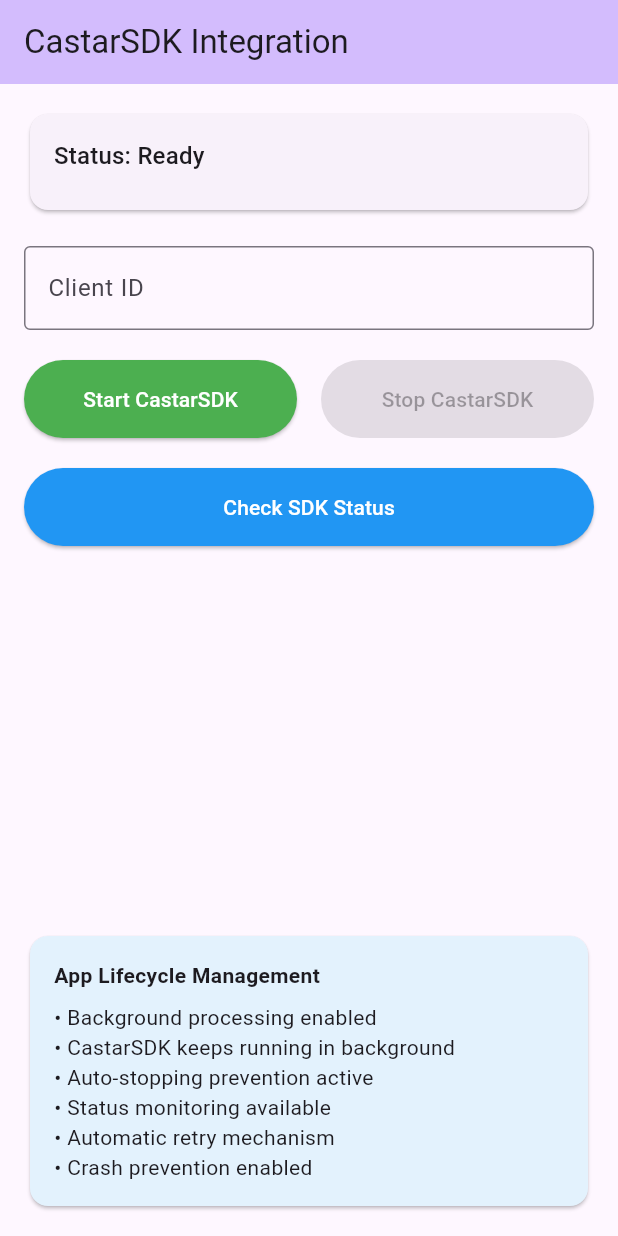
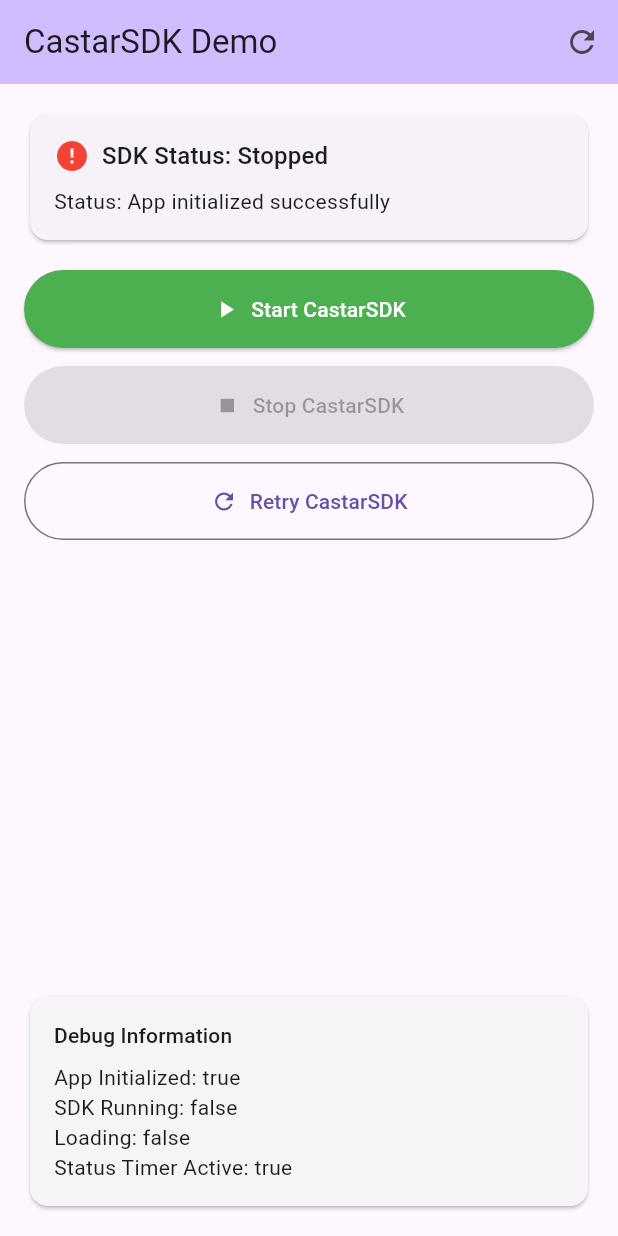
Before and after one commit to srujan5570/tap-to-play, a Flutter app: the screen it shows after launch, on a phone screen of 412 x 824 dp. Run offline on Flutter 3.47's test engine with Material 3 defaults, Android fonts, the light colour scheme and no system bars.

Commit message:
Crash prevention, debug code in release, robust error handling, and debug script for CastarSDK Flutter app

```diff
--- a/lib/main.dart
+++ b/lib/main.dart
@@ -23,238 +23,267 @@ class MyApp extends StatelessWidget {
   @override
   Widget build(BuildContext context) {
     return MaterialApp(
-      title: 'My Time',
-      theme: ThemeData(
-        colorScheme: ColorScheme.fromSeed(seedColor: Colors.deepPurple),
-        useMaterial3: true,
-      ),
-      home: const MyHomePage(title: 'CastarSDK Integration'),
+      title: 'CastarSDK Demo',
+      theme: ThemeData(primarySwatch: Colors.blue, useMaterial3: true),
+      home: const CastarSDKPage(),
     );
   }
 }
 
-class MyHomePage extends StatefulWidget {
-  const MyHomePage({super.key, required this.title});
-
-  final String title;
+class CastarSDKPage extends StatefulWidget {
+  const CastarSDKPage({super.key});
 
   @override
-  State<MyHomePage> createState() => _MyHomePageState();
+  State<CastarSDKPage> createState() => _CastarSDKPageState();
 }
 
-class _MyHomePageState extends State<MyHomePage> with WidgetsBindingObserver {
+class _CastarSDKPageState extends State<CastarSDKPage> {
   static const platform = MethodChannel('com.castarsdk.flutter/castar');
 
-  final TextEditingController _clientIdController = TextEditingController();
-  String _status = 'Ready';
-  bool _isRunning = false;
+  bool _isSdkRunning = false;
   bool _isLoading = false;
+  String _statusMessage = 'Ready to start CastarSDK';
+  String _lastError = '';
   Map<String, dynamic> _sdkStatus = {};
-  int _retryCount = 0;
-  static const int maxRetries = 3;
+  Timer? _statusTimer;
+
+  // Add crash protection
+  bool _isInitialized = false;
 
   @override
   void initState() {
     super.initState();
-    WidgetsBinding.instance.addObserver(this);
-
-    // Add a small delay to ensure app is fully loaded
-    Future.delayed(const Duration(seconds: 2), () {
-      _checkSDKStatus();
-    });
+    _initializeApp();
   }
 
   @override
   void dispose() {
-    WidgetsBinding.instance.removeObserver(this);
-    _clientIdController.dispose();
+    _statusTimer?.cancel();
     super.dispose();
   }
 
-  @override
-  void didChangeAppLifecycleState(AppLifecycleState state) {
-    super.didChangeAppLifecycleState(state);
+  // Initialize app with crash protection
+  Future<void> _initializeApp() async {
+    try {
+      setState(() {
+        _isLoading = true;
+        _statusMessage = 'Initializing app...';
+      });
 
-    switch (state) {
-      case AppLifecycleState.resumed:
-        print('📱 App resumed');
-        _checkSDKStatus();
-        break;
-      case AppLifecycleState.inactive:
-        print('📱 App inactive');
-        break;
-      case AppLifecycleState.paused:
-        print('📱 App paused - keeping CastarSDK running');
-        // Keep the app alive by preventing sleep
-        _keepAlive();
-        break;
-      case AppLifecycleState.detached:
-        print('📱 App detached');
-        break;
-      case AppLifecycleState.hidden:
-        print('📱 App hidden');
-        break;
+      // Wait a bit to ensure app is fully loaded
+      await Future.delayed(const Duration(seconds: 2));
+
+      // Check SDK status
+      await _getSdkStatus();
+
+      setState(() {
+        _isInitialized = true;
+        _isLoading = false;
+        _statusMessage = 'App initialized successfully';
+      });
+
+      // Start periodic status check
+      _startStatusMonitoring();
+    } catch (e) {
+      setState(() {
+        _isLoading = false;
+        _statusMessage = 'App initialization failed: $e';
+        _lastError = e.toString();
+      });
+      _logError('App initialization error: $e');
     }
   }
 
-  void _keepAlive() {
-    // This helps prevent the app from being terminated
-    print('🔋 Keeping app alive...');
-  }
-
-  Future<void> _startCastarSDK() async {
-    if (_clientIdController.text.isEmpty) {
-      setState(() {
-        _status = 'Error: Client ID is required';
-      });
-      return;
-    }
-
-    setState(() {
-      _status = 'Starting CastarSDK...';
-      _isLoading = true;
-    });
-
-    try {
-      final String result = await platform.invokeMethod('startCastarSdk', {
-        'clientId': _clientIdController.text,
-      });
-
-      setState(() {
-        _status = result;
-        _isRunning = true;
-        _isLoading = false;
-        _retryCount = 0; // Reset retry count on success
-      });
-
-      // Check status after starting
-      await _checkSDKStatus();
-
-      // Start periodic status checking
-      _startPeriodicStatusCheck();
-    } on PlatformException catch (e) {
-      print('❌ Platform Exception: ${e.message}');
-      setState(() {
-        _status = 'Error: ${e.message}';
-        _isLoading = false;
-      });
-
-      // Retry logic
-      if (_retryCount < maxRetries) {
-        _retryCount++;
-        print('🔄 Retrying... Attempt $_retryCount of $maxRetries');
-        Future.delayed(Duration(seconds: _retryCount * 2), () {
-          _startCastarSDK();
-        });
-      }
-    } catch (e) {
-      print('❌ General Exception: $e');
-      setState(() {
-        _status = 'Error: $e';
-        _isLoading = false;
-      });
-    }
-  }
-
-  Future<void> _stopCastarSDK() async {
-    setState(() {
-      _status = 'Stopping CastarSDK...';
-      _isLoading = true;
-    });
-
-    try {
-      final String result = await platform.invokeMethod('stopCastarSdk');
-
-      setState(() {
-        _status = result;
-        _isRunning = false;
-        _isLoading = false;
-        _sdkStatus = {};
-      });
-
-      // Stop periodic status checking
-      _stopPeriodicStatusCheck();
-    } on PlatformException catch (e) {
-      print('❌ Platform Exception: ${e.message}');
-      setState(() {
-        _status = 'Error: ${e.message}';
-        _isLoading = false;
-      });
-    }
-  }
-
-  Future<void> _checkSDKStatus() async {
-    try {
-      final Map<String, dynamic> status = await platform.invokeMethod(
-        'getCastarStatus',
-      );
-
-      setState(() {
-        _sdkStatus = status;
-        _isRunning = status['running'] ?? false;
-      });
-
-      print('📊 SDK Status: $status');
-    } on PlatformException catch (e) {
-      print('❌ Error checking SDK status: ${e.message}');
-    }
-  }
-
-  void _startPeriodicStatusCheck() {
-    // Check status every 30 seconds to keep the app active
-    Future.delayed(const Duration(seconds: 30), () {
-      if (_isRunning) {
-        _checkSDKStatus();
-        _startPeriodicStatusCheck(); // Recursive call
+  // Start periodic status monitoring
+  void _startStatusMonitoring() {
+    _statusTimer?.cancel();
+    _statusTimer = Timer.periodic(const Duration(seconds: 5), (timer) {
+      if (mounted) {
+        _getSdkStatus();
       }
     });
   }
 
-  void _stopPeriodicStatusCheck() {
-    // This will stop the periodic checking
-    _isRunning = false;
+  // Get SDK status with crash protection
+  Future<void> _getSdkStatus() async {
+    try {
+      final result = await platform.invokeMethod('getCastarStatus');
+      if (result is Map<String, dynamic>) {
+        setState(() {
+          _sdkStatus = result;
+          _isSdkRunning = result['running'] ?? false;
+        });
+        _logMessage('SDK Status: $_sdkStatus');
+      }
+    } catch (e) {
+      _logError('Failed to get SDK status: $e');
+      // Don't update UI on status check failure to prevent crashes
+    }
+  }
+
+  // Start CastarSDK with crash protection
+  Future<void> _startCastarSdk() async {
+    if (!_isInitialized) {
+      _showError('App not initialized yet. Please wait...');
+      return;
+    }
+
+    try {
+      setState(() {
+        _isLoading = true;
+        _statusMessage = 'Starting CastarSDK...';
+        _lastError = '';
+      });
+
+      _logMessage('Starting CastarSDK...');
+
+      // Use a test client ID - replace with your actual client ID
+      const clientId = 'test_client_id_12345';
+
+      final result = await platform.invokeMethod('startCastarSdk', {
+        'clientId': clientId,
+      });
+
+      setState(() {
+        _isLoading = false;
+        _statusMessage = result ?? 'CastarSDK started successfully';
+        _isSdkRunning = true;
+      });
+
+      _logMessage('CastarSDK started: $result');
+
+      // Update status immediately
+      await _getSdkStatus();
+    } catch (e) {
+      setState(() {
+        _isLoading = false;
+        _statusMessage = 'Failed to start CastarSDK';
+        _lastError = e.toString();
+        _isSdkRunning = false;
+      });
+      _logError('Start CastarSDK error: $e');
+      _showError('Failed to start CastarSDK: $e');
+    }
+  }
+
+  // Stop CastarSDK with crash protection
+  Future<void> _stopCastarSdk() async {
+    try {
+      setState(() {
+        _isLoading = true;
+        _statusMessage = 'Stopping CastarSDK...';
+      });
+
+      _logMessage('Stopping CastarSDK...');
+
+      final result = await platform.invokeMethod('stopCastarSdk');
+
+      setState(() {
+        _isLoading = false;
+        _statusMessage = result ?? 'CastarSDK stopped successfully';
+        _isSdkRunning = false;
+      });
+
+      _logMessage('CastarSDK stopped: $result');
+
+      // Update status immediately
+      await _getSdkStatus();
+    } catch (e) {
+      setState(() {
+        _isLoading = false;
+        _statusMessage = 'Failed to stop CastarSDK';
+        _lastError = e.toString();
+      });
+      _logError('Stop CastarSDK error: $e');
+      _showError('Failed to stop CastarSDK: $e');
+    }
+  }
+
+  // Retry mechanism
+  Future<void> _retryCastarSdk() async {
+    _logMessage('Retrying CastarSDK...');
+    await _stopCastarSdk();
+    await Future.delayed(const Duration(seconds: 2));
+    await _startCastarSdk();
+  }
+
+  // Show error dialog
+  void _showError(String message) {
+    if (mounted) {
+      showDialog(
+        context: context,
+        builder:
+            (context) => AlertDialog(
+              title: const Text('Error'),
+              content: Text(message),
+              actions: [
+                TextButton(
+                  onPressed: () => Navigator.of(context).pop(),
+                  child: const Text('OK'),
+                ),
+              ],
+            ),
+      );
+    }
+  }
+
+  // Logging functions - KEEP IN RELEASE
+  void _logMessage(String message) {
+    print('[CastarSDK Flutter] $message');
+    debugPrint('[CastarSDK Flutter] $message');
+  }
+
+  void _logError(String error) {
+    print('[CastarSDK Flutter ERROR] $error');
+    debugPrint('[CastarSDK Flutter ERROR] $error');
   }
 
   @override
   Widget build(BuildContext context) {
     return Scaffold(
       appBar: AppBar(
+        title: const Text('CastarSDK Demo'),
         backgroundColor: Theme.of(context).colorScheme.inversePrimary,
-        title: Text(widget.title),
+        actions: [
+          IconButton(
+            icon: const Icon(Icons.refresh),
+            onPressed: _isLoading ? null : _getSdkStatus,
+            tooltip: 'Refresh Status',
+          ),
+        ],
       ),
       body: Padding(
         padding: const EdgeInsets.all(16.0),
         child: Column(
           crossAxisAlignment: CrossAxisAlignment.stretch,
-          children: <Widget>[
-            // Status Display
+          children: [
+            // Status Card
             Card(
               child: Padding(
                 padding: const EdgeInsets.all(16.0),
                 child: Column(
                   crossAxisAlignment: CrossAxisAlignment.start,
                   children: [
-                    Text(
-                      'Status: $_status',
-                      style: Theme.of(context).textTheme.titleMedium,
+                    Row(
+                      children: [
+                        Icon(
+                          _isSdkRunning ? Icons.check_circle : Icons.error,
+                          color: _isSdkRunning ? Colors.green : Colors.red,
+                        ),
+                        const SizedBox(width: 8),
+                        Text(
+                          'SDK Status: ${_isSdkRunning ? "Running" : "Stopped"}',
+                          style: Theme.of(context).textTheme.titleMedium,
+                        ),
+                      ],
                     ),
                     const SizedBox(height: 8),
-                    if (_sdkStatus.isNotEmpty) ...[
-                      Text('Running: ${_sdkStatus['running'] ?? false}'),
-                      Text('Device Key: ${_sdkStatus['devKey'] ?? 'N/A'}'),
-                      Text('Device SN: ${_sdkStatus['devSn'] ?? 'N/A'}'),
-                    ],
-                    if (_retryCount > 0) ...[
+                    Text('Status: $_statusMessage'),
+                    if (_lastError.isNotEmpty) ...[
                       const SizedBox(height: 8),
                       Text(
-                        'Retry Attempt: $_retryCount/$maxRetries',
-                        style: TextStyle(
-                          color:
-                              _retryCount >= maxRetries
-                                  ? Colors.red
-                                  : Colors.orange,
-                          fontWeight: FontWeight.bold,
-                        ),
+                        'Last Error: $_lastError',
+                        style: const TextStyle(color: Colors.red),
                       ),
                     ],
                   ],
@@ -262,97 +291,100 @@ class _MyHomePageState extends State<MyHomePage> with WidgetsBindingObserver {
               ),
             ),
 
-            const SizedBox(height: 20),
+            const SizedBox(height: 16),
 
-            // Client ID Input
-            TextField(
-              controller: _clientIdController,
-              decoration: const InputDecoration(
-                labelText: 'Client ID',
-                hintText: 'Enter your CastarSDK Client ID',
-                border: OutlineInputBorder(),
+            // SDK Info Card
+            if (_sdkStatus.isNotEmpty) ...[
+              Card(
+                child: Padding(
+                  padding: const EdgeInsets.all(16.0),
+                  child: Column(
+                    crossAxisAlignment: CrossAxisAlignment.start,
+                    children: [
+                      Text(
+                        'SDK Information',
+                        style: Theme.of(context).textTheme.titleMedium,
+                      ),
+                      const SizedBox(height: 8),
+                      Text('Running: ${_sdkStatus['running'] ?? 'Unknown'}'),
+                      Text('Dev Key: ${_sdkStatus['devKey'] ?? 'Unknown'}'),
+                      Text('Dev SN: ${_sdkStatus['devSn'] ?? 'Unknown'}'),
+                    ],
+                  ),
+                ),
               ),
-            ),
-
-            const SizedBox(height: 20),
+              const SizedBox(height: 16),
+            ],
 
             // Control Buttons
-            Row(
-              children: [
-                Expanded(
-                  child: ElevatedButton(
-                    onPressed:
-                        (_isRunning || _isLoading) ? null : _startCastarSDK,
-                    style: ElevatedButton.styleFrom(
-                      backgroundColor: Colors.green,
-                      foregroundColor: Colors.white,
-                      padding: const EdgeInsets.symmetric(vertical: 16),
-                    ),
-                    child:
-                        _isLoading && !_isRunning
-                            ? const SizedBox(
-                              height: 20,
-                              width: 20,
-                              child: CircularProgressIndicator(
-                                strokeWidth: 2,
-                                valueColor: AlwaysStoppedAnimation<Color>(
-                                  Colors.white,
-                                ),
-                              ),
-                            )
-                            : const Text('Start CastarSDK'),
-                  ),
+            if (_isLoading) ...[
+              const Center(
+                child: Column(
+                  children: [
+                    CircularProgressIndicator(),
+                    SizedBox(height: 16),
+                    Text('Processing...'),
+                  ],
                 ),
-                const SizedBox(width: 16),
-                Expanded(
-                  child: ElevatedButton(
-                    onPressed:
-                        (_isRunning && !_isLoading) ? _stopCastarSDK : null,
-                    style: ElevatedButton.styleFrom(
-                      backgroundColor: Colors.red,
-                      foregroundColor: Colors.white,
-                      padding: const EdgeInsets.symmetric(vertical: 16),
-                    ),
-                    child: const Text('Stop CastarSDK'),
-                  ),
+              ),
+            ] else ...[
+              ElevatedButton.icon(
+                onPressed: _isSdkRunning ? null : _startCastarSdk,
+                icon: const Icon(Icons.play_arrow),
+                label: const Text('Start CastarSDK'),
+                style: ElevatedButton.styleFrom(
+                  backgroundColor: Colors.green,
+                  foregroundColor: Colors.white,
+                  padding: const EdgeInsets.all(16),
                 ),
-              ],
-            ),
+              ),
 
-            const SizedBox(height: 20),
+              const SizedBox(height: 12),
 
-            // Status Check Button
-            ElevatedButton(
-              onPressed: _checkSDKStatus,
-              style: ElevatedButton.styleFrom(
-                backgroundColor: Colors.blue,
-                foregroundColor: Colors.white,
-                padding: const EdgeInsets.symmetric(vertical: 16),
+              ElevatedButton.icon(
+                onPressed: _isSdkRunning ? _stopCastarSdk : null,
+                icon: const Icon(Icons.stop),
+                label: const Text('Stop CastarSDK'),
+                style: ElevatedButton.styleFrom(
+                  backgroundColor: Colors.red,
+                  foregroundColor: Colors.white,
+                  padding: const EdgeInsets.all(16),
+                ),
               ),
-              child: const Text('Check SDK Status'),
-            ),
+
+              const SizedBox(height: 12),
+
+              OutlinedButton.icon(
+                onPressed: _retryCastarSdk,
+                icon: const Icon(Icons.refresh),
+                label: const Text('Retry CastarSDK'),
+                style: OutlinedButton.styleFrom(
+                  padding: const EdgeInsets.all(16),
+                ),
+              ),
+            ],
 
             const Spacer(),
 
-            // Info Card
+            // Debug Info
             Card(
-              color: Colors.blue.shade50,
-              child: const Padding(
-                padding: EdgeInsets.all(16.0),
+              color: Colors.grey[100],
+              child: Padding(
+                padding: const EdgeInsets.all(16.0),
                 child: Column(
                   crossAxisAlignment: CrossAxisAlignment.start,
                   children: [
                     Text(
-                      'App Lifecycle Management',
-                      style: TextStyle(fontWeight: FontWeight.bold),
+                      'Debug Information',
+                      style: Theme.of(context).textTheme.titleSmall,
                     ),
-                    SizedBox(height: 8),
-                    Text('• Background processing enabled'),
-                    Text('• CastarSDK keeps running in background'),
-                    Text('• Auto-stopping prevention active'),
-                    Text('• Status monitoring available'),
-                    Text('• Automatic retry mechanism'),
-                    Text('• Crash prevention enabled'),
+                    const SizedBox(height: 8),
+                    Text('App Initialized: $_isInitialized'),
+                    Text('SDK Running: $_isSdkRunning'),
+                    Text('Loading: $_isLoading'),
+                    Text(
+                      'Status Timer Active: ${_statusTimer?.isActive ?? false}',
+                    ),
                   ],
                 ),
               ),
```
Also changed, not shown: debug_report.json (added, +15 -0 lines), pubspec.yaml (+23 -4 lines), pubspec.lock, 5 other files.
